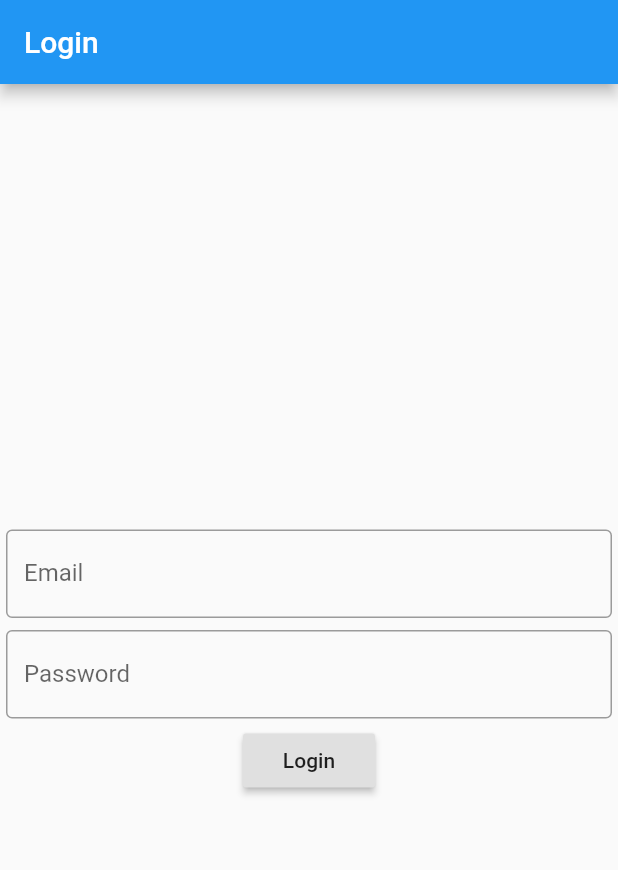
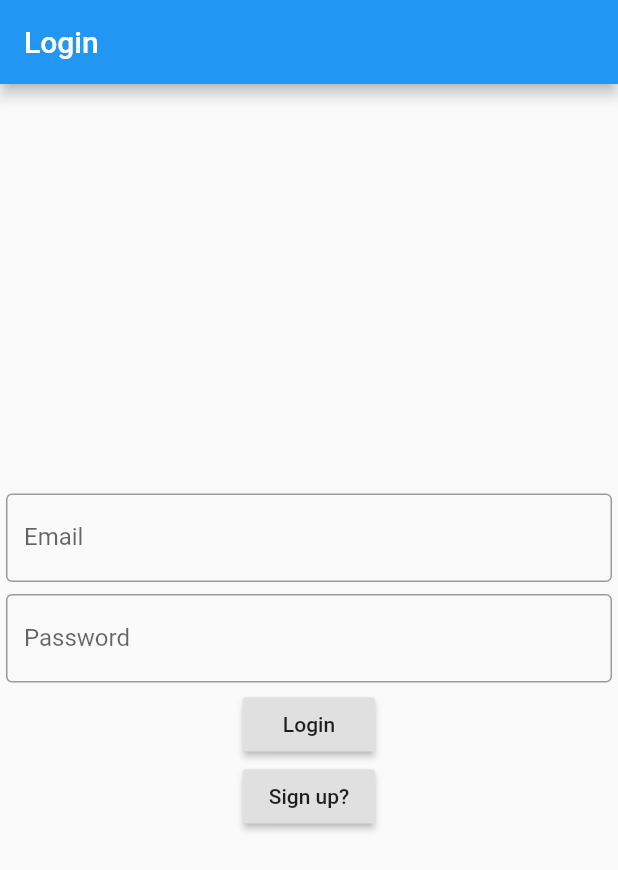
Before and after one commit to mjaay1337/ChatApp, a Flutter app: the screen it shows after launch, on a phone screen of 412 x 824 dp. Shown: the top 870 px of the screen. Run offline on Flutter 3.47's test engine with Material 2 defaults, Android fonts, the phone set to English and light mode, and no system bars; our stand-ins replace bloc, firebase_auth, flutter_bloc; accounts and stored records are empty.

Commit message:
Making login and register interact together

```diff
--- a/chat_app/lib/services/auth.dart
+++ b/chat_app/lib/classes/auth.dart
@@ -1,11 +1,11 @@
 import 'package:firebase_auth/firebase_auth.dart';
 
-import 'models/user.dart';
+import './firebase_account.dart';
 
 class AuthMethods {
   final FirebaseAuth _auth = FirebaseAuth.instance;
-  User _userFromFirebaseUser(FirebaseUser user) {
-    return user != null ? User(user.uid) : null;
+  FirebaseAccount _userFromFirebaseUser(FirebaseUser user) {
+    return user != null ? FirebaseAccount.user(user.uid) : null;
   }
 
   Future signUpwithEmailAndPassword(String email, String password) async {
--- a/chat_app/lib/classes/firebase_account.dart
+++ b/chat_app/lib/classes/firebase_account.dart
@@ -7,6 +7,9 @@ import 'package:flutter/src/widgets/framework.dart';
 
 class FirebaseAccount implements Account {
   FirebaseAuth firebaseAuth = FirebaseAuth.instance;
+  String accountId;
+  FirebaseAccount();
+  FirebaseAccount.user(this.accountId);
 
   @override
   Future<AuthResult> login(String email, String password) {
--- a/chat_app/lib/cubit/login_cubit.dart
+++ b/chat_app/lib/cubit/login_cubit.dart
@@ -1,7 +1,6 @@
 import 'package:bloc/bloc.dart';
 import 'package:chat_app/classes/firebase_account.dart';
 import 'package:chat_app/interfaces/account.dart';
-import 'package:equatable/equatable.dart';
 import 'package:firebase_auth/firebase_auth.dart';
 import 'package:meta/meta.dart';
 
--- a/chat_app/lib/cubit/signup_cubit.dart
+++ b/chat_app/lib/cubit/signup_cubit.dart
@@ -1,5 +1,5 @@
 import 'package:bloc/bloc.dart';
-import 'package:chat_app/services/auth.dart';
+import '../classes/auth.dart';
 import 'package:firebase_auth/firebase_auth.dart';
 import 'package:meta/meta.dart';
 
--- a/chat_app/lib/screens/login_screen.dart
+++ b/chat_app/lib/screens/login_screen.dart
@@ -2,6 +2,7 @@ import 'package:chat_app/cubit/login_cubit.dart';
 import 'package:chat_app/widgets/account_text_field.dart';
 import 'package:flutter/material.dart';
 import 'package:flutter_bloc/flutter_bloc.dart';
+import '../screens/signup.dart';
 
 class LoginScreen extends StatelessWidget {
   static const String id = 'login_screen';
@@ -11,7 +12,9 @@ class LoginScreen extends StatelessWidget {
       appBar: AppBar(
         title: Text("Login"),
       ),
-      body: Center(
+      body: MaterialApp(
+        routes: {SignUp.id: (context) => SignUp()},
+        home: Center(
             child: BlocBuilder<LoginCubit, LoginState>(
           cubit: BlocProvider.of<LoginCubit>(context),
           builder: (context, state) {
@@ -35,11 +38,16 @@ class LoginScreen extends StatelessWidget {
                     context.bloc<LoginCubit>().login();
                   },
                   child: Text("Login"),
+                ),
+                RaisedButton(
+                  onPressed: () => Navigator.pushNamed(context, SignUp.id),
+                  child: Text("Sign up?"),
                 )
               ],
             );
           },
         )),
+      ),
     );
   }
 }
--- a/chat_app/lib/services/models/user.dart
+++ /dev/null
@@ -1,5 +0,0 @@
-class User {
-  String userId;
-
-  User(this.userId);
-}
```
Also changed, not shown: chat_app/lib/screens/signup.dart (renamed from chat_app/lib/signup.dart). Lines whose indentation alone changed are shown as unchanged.
